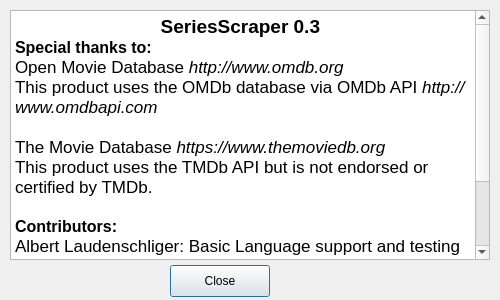
Old version of the form SeriesScraper/aboutdialog.ui in the repository martinLutz1/SeriesScraper.
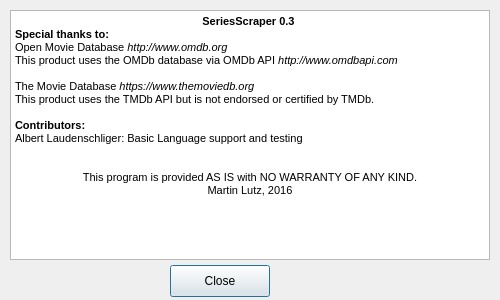
New version of the form. Icons and pictures are not drawn.

Commit message: Windows adjustments

Diff of the .ui file:
```diff
--- a/SeriesScraper/aboutdialog.ui
+++ b/SeriesScraper/aboutdialog.ui
@@ -52,6 +52,11 @@
      <height>250</height>
     </rect>
    </property>
+   <property name="font">
+    <font>
+     <pointsize>8</pointsize>
+    </font>
+   </property>
    <property name="readOnly">
     <bool>true</bool>
    </property>
@@ -59,22 +64,22 @@
     <string>&lt;!DOCTYPE HTML PUBLIC &quot;-//W3C//DTD HTML 4.0//EN&quot; &quot;http://www.w3.org/TR/REC-html40/strict.dtd&quot;&gt;
 &lt;html&gt;&lt;head&gt;&lt;meta name=&quot;qrichtext&quot; content=&quot;1&quot; /&gt;&lt;style type=&quot;text/css&quot;&gt;
 p, li { white-space: pre-wrap; }
-&lt;/style&gt;&lt;/head&gt;&lt;body style=&quot; font-family:'.SF NS Text'; font-size:13pt; font-weight:400; font-style:normal;&quot;&gt;
-&lt;p align=&quot;center&quot; style=&quot; margin-top:0px; margin-bottom:0px; margin-left:0px; margin-right:0px; -qt-block-indent:0; text-indent:0px;&quot;&gt;&lt;span style=&quot; font-size:14pt; font-weight:600;&quot;&gt;SeriesScraper 0.3 &lt;/span&gt;&lt;/p&gt;
-&lt;p style=&quot; margin-top:0px; margin-bottom:0px; margin-left:0px; margin-right:0px; -qt-block-indent:0; text-indent:0px;&quot;&gt;&lt;span style=&quot; font-size:12pt; font-weight:600;&quot;&gt;Special thanks to:&lt;/span&gt;&lt;/p&gt;
+&lt;/style&gt;&lt;/head&gt;&lt;body style=&quot; font-family:'MS Shell Dlg 2'; font-size:8pt; font-weight:400; font-style:normal;&quot;&gt;
+&lt;p align=&quot;center&quot; style=&quot; margin-top:0px; margin-bottom:0px; margin-left:0px; margin-right:0px; -qt-block-indent:0; text-indent:0px;&quot;&gt;&lt;span style=&quot; font-family:'.SF NS Text'; font-weight:600;&quot;&gt;SeriesScraper 0.3 &lt;/span&gt;&lt;/p&gt;
+&lt;p style=&quot; margin-top:0px; margin-bottom:0px; margin-left:0px; margin-right:0px; -qt-block-indent:0; text-indent:0px;&quot;&gt;&lt;span style=&quot; font-family:'.SF NS Text'; font-weight:600;&quot;&gt;Special thanks to:&lt;/span&gt;&lt;/p&gt;
 &lt;p style=&quot; margin-top:0px; margin-bottom:0px; margin-left:0px; margin-right:0px; -qt-block-indent:0; text-indent:0px;&quot;&gt;&lt;span style=&quot; font-family:'Helvetica';&quot;&gt;Open Movie Database &lt;/span&gt;&lt;span style=&quot; font-family:'Helvetica'; font-style:italic;&quot;&gt;http://www.omdb.org&lt;/span&gt;&lt;/p&gt;
 &lt;p style=&quot; margin-top:0px; margin-bottom:0px; margin-left:0px; margin-right:0px; -qt-block-indent:0; text-indent:0px;&quot;&gt;&lt;span style=&quot; font-family:'Helvetica';&quot;&gt;This product uses the OMDb database via OMDb API &lt;/span&gt;&lt;span style=&quot; font-family:'Helvetica'; font-style:italic;&quot;&gt;http://www.omdbapi.com&lt;/span&gt;&lt;/p&gt;
 &lt;p style=&quot;-qt-paragraph-type:empty; margin-top:0px; margin-bottom:0px; margin-left:0px; margin-right:0px; -qt-block-indent:0; text-indent:0px; font-family:'Helvetica';&quot;&gt;&lt;br /&gt;&lt;/p&gt;
 &lt;p style=&quot; margin-top:0px; margin-bottom:0px; margin-left:0px; margin-right:0px; -qt-block-indent:0; text-indent:0px;&quot;&gt;&lt;img src=&quot;:/images/application_logos/tmdb.png&quot; style=&quot;float: right;&quot; /&gt;&lt;/p&gt;
 &lt;p style=&quot; margin-top:0px; margin-bottom:0px; margin-left:0px; margin-right:0px; -qt-block-indent:0; text-indent:0px;&quot;&gt;&lt;span style=&quot; font-family:'Helvetica';&quot;&gt;The Movie Database &lt;/span&gt;&lt;span style=&quot; font-family:'Helvetica'; font-style:italic;&quot;&gt;https://www.themoviedb.org&lt;/span&gt;&lt;/p&gt;
 &lt;p style=&quot; margin-top:0px; margin-bottom:0px; margin-left:0px; margin-right:0px; -qt-block-indent:0; text-indent:0px;&quot;&gt;&lt;span style=&quot; font-family:'Helvetica';&quot;&gt;This product uses the TMDb API but is not endorsed or certified by TMDb.&lt;/span&gt;&lt;/p&gt;
-&lt;p style=&quot;-qt-paragraph-type:empty; margin-top:0px; margin-bottom:0px; margin-left:0px; margin-right:0px; -qt-block-indent:0; text-indent:0px;&quot;&gt;&lt;br /&gt;&lt;/p&gt;
-&lt;p style=&quot; margin-top:0px; margin-bottom:0px; margin-left:0px; margin-right:0px; -qt-block-indent:0; text-indent:0px;&quot;&gt;&lt;span style=&quot; font-size:12pt; font-weight:600;&quot;&gt;Contributors:&lt;/span&gt;&lt;/p&gt;
+&lt;p style=&quot;-qt-paragraph-type:empty; margin-top:0px; margin-bottom:0px; margin-left:0px; margin-right:0px; -qt-block-indent:0; text-indent:0px; font-family:'.SF NS Text';&quot;&gt;&lt;br /&gt;&lt;/p&gt;
+&lt;p style=&quot; margin-top:0px; margin-bottom:0px; margin-left:0px; margin-right:0px; -qt-block-indent:0; text-indent:0px;&quot;&gt;&lt;span style=&quot; font-family:'.SF NS Text'; font-weight:600;&quot;&gt;Contributors:&lt;/span&gt;&lt;/p&gt;
 &lt;p style=&quot; margin-top:0px; margin-bottom:0px; margin-left:0px; margin-right:0px; -qt-block-indent:0; text-indent:0px;&quot;&gt;&lt;span style=&quot; font-family:'Helvetica';&quot;&gt;Albert Laudenschliger: Basic Language support and testing&lt;/span&gt;&lt;/p&gt;
-&lt;p align=&quot;center&quot; style=&quot;-qt-paragraph-type:empty; margin-top:0px; margin-bottom:0px; margin-left:0px; margin-right:0px; -qt-block-indent:0; text-indent:0px;&quot;&gt;&lt;br /&gt;&lt;/p&gt;
-&lt;p align=&quot;center&quot; style=&quot;-qt-paragraph-type:empty; margin-top:0px; margin-bottom:0px; margin-left:0px; margin-right:0px; -qt-block-indent:0; text-indent:0px;&quot;&gt;&lt;br /&gt;&lt;/p&gt;
-&lt;p align=&quot;center&quot; style=&quot; margin-top:0px; margin-bottom:0px; margin-left:0px; margin-right:0px; -qt-block-indent:0; text-indent:0px;&quot;&gt;This program is provided AS IS with NO WARRANTY OF ANY KIND.&lt;/p&gt;
-&lt;p align=&quot;center&quot; style=&quot; margin-top:0px; margin-bottom:0px; margin-left:0px; margin-right:0px; -qt-block-indent:0; text-indent:0px;&quot;&gt;Martin Lutz, 2016&lt;/p&gt;&lt;/body&gt;&lt;/html&gt;</string>
+&lt;p align=&quot;center&quot; style=&quot;-qt-paragraph-type:empty; margin-top:0px; margin-bottom:0px; margin-left:0px; margin-right:0px; -qt-block-indent:0; text-indent:0px; font-family:'.SF NS Text';&quot;&gt;&lt;br /&gt;&lt;/p&gt;
+&lt;p align=&quot;center&quot; style=&quot;-qt-paragraph-type:empty; margin-top:0px; margin-bottom:0px; margin-left:0px; margin-right:0px; -qt-block-indent:0; text-indent:0px; font-family:'.SF NS Text';&quot;&gt;&lt;br /&gt;&lt;/p&gt;
+&lt;p align=&quot;center&quot; style=&quot; margin-top:0px; margin-bottom:0px; margin-left:0px; margin-right:0px; -qt-block-indent:0; text-indent:0px;&quot;&gt;&lt;span style=&quot; font-family:'.SF NS Text';&quot;&gt;This program is provided AS IS with NO WARRANTY OF ANY KIND.&lt;/span&gt;&lt;/p&gt;
+&lt;p align=&quot;center&quot; style=&quot; margin-top:0px; margin-bottom:0px; margin-left:0px; margin-right:0px; -qt-block-indent:0; text-indent:0px;&quot;&gt;&lt;span style=&quot; font-family:'.SF NS Text';&quot;&gt;Martin Lutz, 2016&lt;/span&gt;&lt;/p&gt;&lt;/body&gt;&lt;/html&gt;</string>
    </property>
   </widget>
  </widget>
```
The commit also changes 2 other files.
